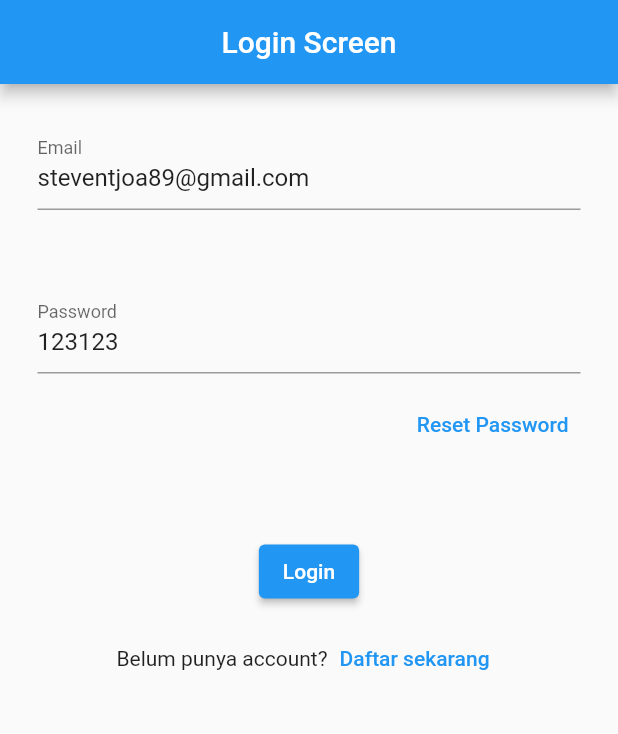
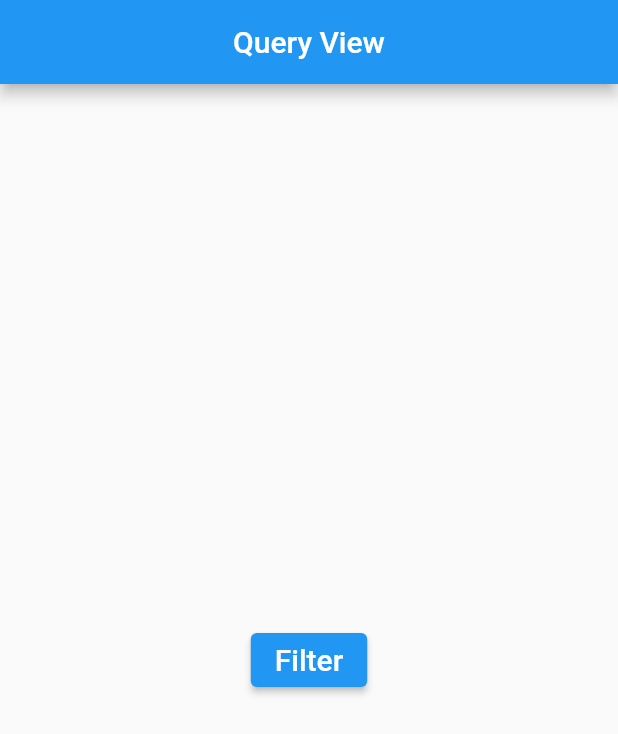
Before and after one commit to steventjoa89/flutter_firebase_demo, a Flutter app: the screen it shows after launch, on a phone screen of 412 x 824 dp. Shown: the top 734 px of the screen. Run offline on Flutter 3.47's test engine with Material 2 defaults, Android fonts, the phone set to English and light mode, and no system bars; our stand-ins replace cloud_firestore, firebase_auth, firebase_core, get; accounts and stored records are empty.

Commit message:
done query.

```diff
--- /dev/null
+++ b/lib/app/modules/query/bindings/query_bindings.dart
@@ -0,0 +1,9 @@
+import 'package:get/get.dart';
+import 'package:my_app/app/modules/query/controllers/query_controller.dart';
+
+class QueryBindings implements Bindings {
+  @override
+  void dependencies() {
+    Get.put(QueryController());
+  }
+}
--- /dev/null
+++ b/lib/app/modules/query/controllers/query_controller.dart
@@ -0,0 +1,25 @@
+import 'package:get/get.dart';
+import 'package:cloud_firestore/cloud_firestore.dart';
+
+class QueryController extends GetxController {
+  FirebaseFirestore firestore = FirebaseFirestore.instance;
+
+  void filter() async {
+    final result =
+        // await firestore.collection('users').where('age', isEqualTo: 32).get();
+        await firestore
+            .collection('users')
+            // .where('mobil', arrayContains: 'toyota')
+            .orderBy('name')
+            .startAt(['novi'])
+            // .limitToLast(2)
+            .get();
+
+    if (result.docs.length > 0) {
+      print('Total data filter: ${result.docs.length}');
+      result.docs.forEach((element) {
+        print('Data: ${element.data()}');
+      });
+    }
+  }
+}
--- /dev/null
+++ b/lib/app/modules/query/views/query_view.dart
@@ -0,0 +1,20 @@
+import 'package:flutter/material.dart';
+import 'package:get/get.dart';
+import 'package:my_app/app/modules/query/controllers/query_controller.dart';
+
+class QueryView extends GetView<QueryController> {
+  @override
+  Widget build(BuildContext context) {
+    return Scaffold(
+      appBar: AppBar(
+        title: Text('Query View'),
+        centerTitle: true,
+      ),
+      body: Center(
+          child: ElevatedButton(
+        onPressed: () => controller.filter(),
+        child: Text('Filter', style: TextStyle(fontSize: 20)),
+      )),
+    );
+  }
+}
--- a/lib/app/routes/app_pages.dart
+++ b/lib/app/routes/app_pages.dart
@@ -7,6 +7,8 @@ import 'package:my_app/app/modules/home/bindings/home_bindings.dart';
 import 'package:my_app/app/modules/home/views/home_view.dart';
 import 'package:my_app/app/modules/login/bindings/login_bindings.dart';
 import 'package:my_app/app/modules/login/views/login_view.dart';
+import 'package:my_app/app/modules/query/bindings/query_bindings.dart';
+import 'package:my_app/app/modules/query/views/query_view.dart';
 import 'package:my_app/app/modules/reset_password/bindings/reset_password_bindings.dart';
 import 'package:my_app/app/modules/reset_password/views/reset_password_view.dart';
 import 'package:my_app/app/modules/signup/bindings/signup_bindings.dart';
@@ -45,5 +47,10 @@ class AppPages {
       page: () => EditProductView(),
       binding: EditProductBindings(),
     ),
+    GetPage(
+      name: Routes.QUERY,
+      page: () => QueryView(),
+      binding: QueryBindings(),
+    ),
   ];
 }
--- a/lib/app/routes/routes.dart
+++ b/lib/app/routes/routes.dart
@@ -5,4 +5,5 @@ abstract class Routes {
   static const RESET_PASSWORD = '/reset-password';
   static const ADD_PRODUCT = '/add-product';
   static const EDIT_PRODUCT = '/edit-product';
+  static const QUERY = '/query';
 }
--- a/lib/main.dart
+++ b/lib/main.dart
@@ -20,22 +20,28 @@ class MyApp extends StatelessWidget {
 
   @override
   Widget build(BuildContext context) {
-    return StreamBuilder<User?>(
-      stream: authC.streamAuthStatus,
-      builder: (context, snapshot) {
-        if (snapshot.connectionState == ConnectionState.active) {
-          print(snapshot.data);
-          return GetMaterialApp(
-            title: 'Application',
-            initialRoute:
-                snapshot.data != null && snapshot.data!.emailVerified == true
-                    ? Routes.HOME
-                    : Routes.LOGIN,
-            getPages: AppPages.routes,
-          );
-        }
-        return LoadingView();
-      },
+    return GetMaterialApp(
+      title: 'Query',
+      initialRoute: Routes.QUERY,
+      getPages: AppPages.routes,
     );
+
+    // return StreamBuilder<User?>(
+    //   stream: authC.streamAuthStatus,
+    //   builder: (context, snapshot) {
+    //     if (snapshot.connectionState == ConnectionState.active) {
+    //       print(snapshot.data);
+    //       return GetMaterialApp(
+    //         title: 'Application',
+    //         initialRoute:
+    //             snapshot.data != null && snapshot.data!.emailVerified == true
+    //                 ? Routes.HOME
+    //                 : Routes.LOGIN,
+    //         getPages: AppPages.routes,
+    //       );
+    //     }
+    //     return LoadingView();
+    //   },
+    // );
   }
 }
--- a/pubspec.yaml
+++ b/pubspec.yaml
@@ -45,6 +45,7 @@ dev_dependencies:
   firebase_core: ^1.16.0
   firebase_auth: ^3.4.1
   cloud_firestore: ^3.1.16
+  firebase_storage: ^10.2.15
 
   # The "flutter_lints" package below contains a set of recommended lints to
   # encourage good coding practices. The lint set provided by the package is
```
Also changed, not shown: pubspec.lock, 1 other file.
